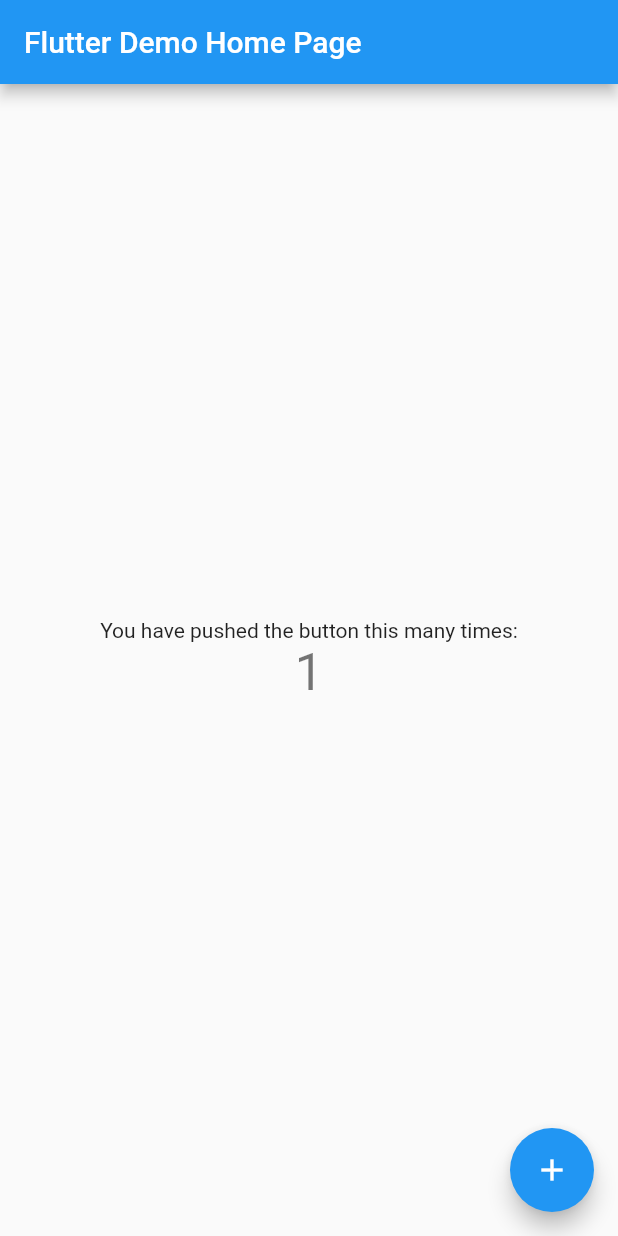
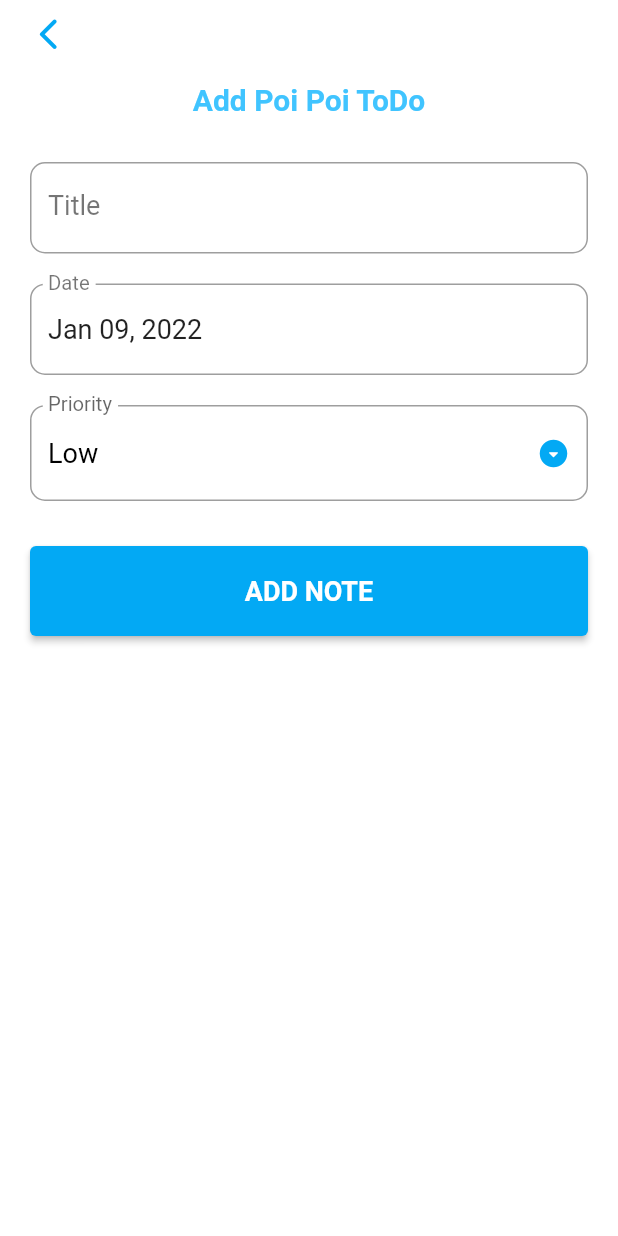
Before and after one commit to CPAD-Gazipur/Poi-Poi-ToDo, a Flutter app: the screen it shows after launch, after a tap on the "add" icon, on a phone screen of 412 x 824 dp. Run offline on Flutter 3.47's test engine with Material 2 defaults, Android fonts, the phone set to English and light mode, and no system bars; our stand-ins replace sqflite; accounts and stored records are empty.

Commit message:
Poi Poi Todo Complete

```diff
--- /dev/null
+++ b/lib/database/database.dart
@@ -0,0 +1,89 @@
+import 'dart:io';
+
+import 'package:path_provider/path_provider.dart';
+import 'package:poi_poi_todo/models/note_model.dart';
+import 'package:sqflite/sqflite.dart';
+
+class DatabaseHelper {
+  static final DatabaseHelper instance = DatabaseHelper._instance();
+
+  static Database? _db = null;
+  DatabaseHelper._instance();
+
+  String tableName = 'note_table';
+  String colId = 'id';
+  String colTitle = 'title';
+  String colDate = 'date';
+  String colPriority = 'priority';
+  String colStatus = 'status';
+
+  Future<Database?> get db async {
+    if (_db == null) {
+      _db = await _initDb();
+    }
+    return _db;
+  }
+
+  Future<Database> _initDb() async {
+    Directory dir = await getApplicationDocumentsDirectory();
+    String path = dir.path + 'poi_poi_todo.db';
+    final poi_poiToDoDB =
+        await openDatabase(path, version: 1, onCreate: _createDb);
+    return poi_poiToDoDB;
+  }
+
+  void _createDb(Database db, int version) async {
+    await db.execute(
+        'CREATE TABLE $tableName($colId INTEGER PRIMARY KEY AUTOINCREMENT, $colTitle TEXT, $colDate TEXT, $colPriority TEXT, $colStatus INTEGER)');
+  }
+
+  Future<List<Map<String, dynamic>>> getNoteMapList() async {
+    Database? db = await this.db;
+
+    final List<Map<String, dynamic>> result = await db!.query(tableName);
+    return result;
+  }
+
+  Future<List<Note>> getNoteList() async {
+    final List<Map<String, dynamic>> noteMapList = await getNoteMapList();
+
+    final List<Note> noteList = [];
+
+    noteMapList.forEach((noteMap) {
+      noteList.add(Note.fromMap(noteMap));
+    });
+    noteList.sort((noteA, noteB) => noteA.date!.compareTo(noteB.date!));
+
+    return noteList;
+  }
+
+  Future<int> insertNote(Note note) async {
+    Database? db = await this.db;
+    final int result = await db!.insert(
+      tableName,
+      note.toMap(),
+    );
+    return result;
+  }
+
+  Future<int> updateNote(Note note) async {
+    Database? db = await this.db;
+    final int result = await db!.update(
+      tableName,
+      note.toMap(),
+      where: '$colId = ?',
+      whereArgs: [note.id],
+    );
+    return result;
+  }
+
+  Future<int> deleteNote(int id) async {
+    Database? db = await this.db;
+    final int result = await db!.delete(
+      tableName,
+      where: '$colId = ?',
+      whereArgs: [id],
+    );
+    return result;
+  }
+}
--- a/lib/main.dart
+++ b/lib/main.dart
@@ -1,113 +1,22 @@
 import 'package:flutter/material.dart';
+import 'package:poi_poi_todo/screens/home_screen.dart';
 
 void main() {
   runApp(MyApp());
 }
 
 class MyApp extends StatelessWidget {
-  // This widget is the root of your application.
+  const MyApp({Key? key}) : super(key: key);
+
   @override
   Widget build(BuildContext context) {
     return MaterialApp(
-      title: 'Flutter Demo',
+      title: 'Poi Poi Todo',
       theme: ThemeData(
-        // This is the theme of your application.
-        //
-        // Try running your application with "flutter run". You'll see the
-        // application has a blue toolbar. Then, without quitting the app, try
-        // changing the primarySwatch below to Colors.green and then invoke
-        // "hot reload" (press "r" in the console where you ran "flutter run",
-        // or simply save your changes to "hot reload" in a Flutter IDE).
-        // Notice that the counter didn't reset back to zero; the application
-        // is not restarted.
-        primarySwatch: Colors.blue,
+        primarySwatch: Colors.lightBlue,
       ),
-      home: MyHomePage(title: 'Flutter Demo Home Page'),
+      debugShowCheckedModeBanner: false,
+      home: HomeScreen(),
     );
   }
 }
-
-class MyHomePage extends StatefulWidget {
-  MyHomePage({Key? key, required this.title}) : super(key: key);
-
-  // This widget is the home page of your application. It is stateful, meaning
-  // that it has a State object (defined below) that contains fields that affect
-  // how it looks.
-
-  // This class is the configuration for the state. It holds the values (in this
-  // case the title) provided by the parent (in this case the App widget) and
-  // used by the build method of the State. Fields in a Widget subclass are
-  // always marked "final".
-
-  final String title;
-
-  @override
-  _MyHomePageState createState() => _MyHomePageState();
-}
-
-class _MyHomePageState extends State<MyHomePage> {
-  int _counter = 0;
-
-  void _incrementCounter() {
-    setState(() {
-      // This call to setState tells the Flutter framework that something has
-      // changed in this State, which causes it to rerun the build method below
-      // so that the display can reflect the updated values. If we changed
-      // _counter without calling setState(), then the build method would not be
-      // called again, and so nothing would appear to happen.
-      _counter++;
-    });
-  }
-
-  @override
-  Widget build(BuildContext context) {
-    // This method is rerun every time setState is called, for instance as done
-    // by the _incrementCounter method above.
-    //
-    // The Flutter framework has been optimized to make rerunning build methods
-    // fast, so that you can just rebuild anything that needs updating rather
-    // than having to individually change instances of widgets.
-    return Scaffold(
-      appBar: AppBar(
-        // Here we take the value from the MyHomePage object that was created by
-        // the App.build method, and use it to set our appbar title.
-        title: Text(widget.title),
-      ),
-      body: Center(
-        // Center is a layout widget. It takes a single child and positions it
-        // in the middle of the parent.
-        child: Column(
-          // Column is also a layout widget. It takes a list of children and
-          // arranges them vertically. By default, it sizes itself to fit its
-          // children horizontally, and tries to be as tall as its parent.
-          //
-          // Invoke "debug painting" (press "p" in the console, choose the
-          // "Toggle Debug Paint" action from the Flutter Inspector in Android
-          // Studio, or the "Toggle Debug Paint" command in Visual Studio Code)
-          // to see the wireframe for each widget.
-          //
-          // Column has various properties to control how it sizes itself and
-          // how it positions its children. Here we use mainAxisAlignment to
-          // center the children vertically; the main axis here is the vertical
-          // axis because Columns are vertical (the cross axis would be
-          // horizontal).
-          mainAxisAlignment: MainAxisAlignment.center,
-          children: <Widget>[
-            Text(
-              'You have pushed the button this many times:',
-            ),
-            Text(
-              '$_counter',
-              style: Theme.of(context).textTheme.headline4,
-            ),
-          ],
-        ),
-      ),
-      floatingActionButton: FloatingActionButton(
-        onPressed: _incrementCounter,
-        tooltip: 'Increment',
-        child: Icon(Icons.add),
-      ), // This trailing comma makes auto-formatting nicer for build methods.
-    );
-  }
-}
--- /dev/null
+++ b/lib/models/note_model.dart
@@ -0,0 +1,37 @@
+class Note{
+
+  int? id;
+  String? title;
+  DateTime? date;
+  String? priority;
+  int? status;
+
+  Note({this.title, this.date, this.priority, this.status});
+
+  Note.withId({this.id, this.title, this.date, this.priority, this.status});
+
+
+  Map<String,dynamic> toMap(){
+    final map = Map<String,dynamic>();
+
+    if(id != null){
+      map['id'] = id;
+    }
+    map['title'] = title;
+    map['date'] = date!.toIso8601String();
+    map['priority'] = priority;
+    map['status'] = status;
+    return map;
+  }
+
+  factory Note.fromMap(Map<String,dynamic> map){
+    return Note.withId(
+      id: map['id'],
+      title: map['title'],
+      date: DateTime.parse(map['date']),
+      priority: map['priority'],
+      status: map['status'],
+    );
+  }
+
+}
--- /dev/null
+++ b/lib/screens/add_note_screen.dart
@@ -0,0 +1,304 @@
+import 'package:flutter/cupertino.dart';
+import 'package:flutter/material.dart';
+import 'package:intl/intl.dart';
+import 'package:poi_poi_todo/database/database.dart';
+import 'package:poi_poi_todo/models/note_model.dart';
+import 'package:poi_poi_todo/screens/home_screen.dart';
+
+class AddNoteScreen extends StatefulWidget {
+  final Note? note;
+  final Function? updateNoteList;
+
+  AddNoteScreen({this.note, this.updateNoteList});
+
+  @override
+  _AddNoteScreenState createState() => _AddNoteScreenState();
+}
+
+class _AddNoteScreenState extends State<AddNoteScreen> {
+  final _formKey = GlobalKey<FormState>();
+
+  DateTime _date = DateTime.now();
+  String _priority = 'Low';
+  String _title = '';
+  String btnText = 'Add Note';
+  String titleText = 'Add Poi Poi ToDo';
+
+  TextEditingController _dateController = TextEditingController();
+  final DateFormat _dateFormatter = DateFormat('MMM dd, yyyy');
+  final List<String> _priorities = ['Low', 'Medium', 'High'];
+
+  @override
+  void initState() {
+    super.initState();
+
+    if (widget.note != null) {
+      _title = widget.note!.title!;
+      _date = widget.note!.date!;
+      _priority = widget.note!.priority!;
+
+      setState(() {
+        btnText = 'Update Note';
+        titleText = 'Update Poi Poi ToDo';
+      });
+    } else {
+      setState(() {
+        btnText = 'Add Note';
+        titleText = 'Add Poi Poi ToDo';
+      });
+    }
+
+    _dateController.text = _dateFormatter.format(_date);
+  }
+
+  @override
+  void dispose() {
+    _dateController.dispose();
+    super.dispose();
+  }
+
+  _handleDatePicker() async {
+    final DateTime? date = await showDatePicker(
+      context: context,
+      initialDate: _date,
+      firstDate: DateTime(2000),
+      lastDate: DateTime(2100),
+    );
+    if (date != null && date != _date) {
+      setState(() {
+        _date = date;
+      });
+      _dateController.text = _dateFormatter.format(date);
+    }
+  }
+
+  _delete() {
+    DatabaseHelper.instance.deleteNote(widget.note!.id!);
+
+    Navigator.pushReplacement(
+        context,
+        MaterialPageRoute(
+          builder: (_) => HomeScreen(),
+        ));
+
+    widget.updateNoteList!();
+  }
+
+  _submit() {
+    if (_formKey.currentState!.validate()) {
+      _formKey.currentState!.save();
+      print('$_title, $_date, $_priority');
+
+      Note note = Note(title: _title, date: _date, priority: _priority);
+
+      if (widget.note == null) {
+        note.status = 0;
+        DatabaseHelper.instance.insertNote(note);
+
+        Navigator.pushReplacement(
+            context,
+            MaterialPageRoute(
+              builder: (_) => HomeScreen(),
+            ));
+      } else {
+        note.id = widget.note!.id;
+        note.status = widget.note!.status;
+        DatabaseHelper.instance.updateNote(note);
+
+        Navigator.pushReplacement(
+            context,
+            MaterialPageRoute(
+              builder: (_) => HomeScreen(),
+            ));
+      }
+
+      widget.updateNoteList!();
+    }
+  }
+
+  @override
+  Widget build(BuildContext context) {
+    return Scaffold(
+      backgroundColor: Colors.white,
+      body: GestureDetector(
+        onTap: () => FocusScope.of(context).unfocus(),
+        child: SingleChildScrollView(
+          child: SafeArea(
+            child: Container(
+              padding: EdgeInsets.symmetric(
+                horizontal: 20.0,
+                vertical: 10.0,
+              ),
+              child: Column(
+                crossAxisAlignment: CrossAxisAlignment.start,
+                children: [
+                  GestureDetector(
+                    onTap: () {
+                      Navigator.pop(context);
+                    },
+                    child: Icon(
+                      Icons.arrow_back_ios_rounded,
+                      size: 25.0,
+                      color: Theme.of(context).primaryColor,
+                    ),
+                  ),
+                  SizedBox(
+                    height: 20,
+                  ),
+                  Center(
+                    child: Text(
+                      titleText,
+                      style: TextStyle(
+                        color: Colors.lightBlueAccent.shade200,
+                        fontSize: 20.0,
+                        fontWeight: FontWeight.bold,
+                      ),
+                    ),
+                  ),
+                  SizedBox(
+                    height: 20.0,
+                  ),
+                  Form(
+                    key: _formKey,
+                    child: Column(
+                      children: [
+                        Padding(
+                          padding: EdgeInsets.symmetric(
+                            vertical: 10.0,
+                          ),
+                          child: TextFormField(
+                            style: TextStyle(
+                              fontSize: 18.0,
+                            ),
+                            decoration: InputDecoration(
+                              labelText: 'Title',
+                              labelStyle: TextStyle(
+                                fontSize: 18.0,
+                                color: Colors.black54,
+                              ),
+                              border: OutlineInputBorder(
+                                borderRadius: BorderRadius.circular(10.0),
+                              ),
+                            ),
+                            validator: (input) => input!.trim().isEmpty
+                                ? 'Please enter a title'
+                                : null,
+                            onSaved: (input) => _title = input!,
+                            initialValue: _title,
+                          ),
+                        ),
+                        Padding(
+                          padding: EdgeInsets.symmetric(
+                            vertical: 10.0,
+                          ),
+                          child: TextFormField(
+                            readOnly: true,
+                            controller: _dateController,
+                            onTap: _handleDatePicker,
+                            style: TextStyle(
+                              fontSize: 18.0,
+                            ),
+                            decoration: InputDecoration(
+                              labelText: 'Date',
+                              labelStyle: TextStyle(
+                                fontSize: 18.0,
+                                color: Colors.black54,
+                              ),
+                              border: OutlineInputBorder(
+                                borderRadius: BorderRadius.circular(10.0),
+                              ),
+                            ),
+                          ),
+                        ),
+                        Padding(
+                          padding: EdgeInsets.symmetric(vertical: 10.0),
+                          child: DropdownButtonFormField(
+                            isDense: true,
+                            icon: Icon(Icons.arrow_drop_down_circle_rounded),
+                            iconSize: 22.0,
+                            iconEnabledColor: Theme.of(context).primaryColor,
+                            items: _priorities.map((priority) {
+                              return DropdownMenuItem(
+                                value: priority,
+                                child: Text(
+                                  priority,
+                                  style: TextStyle(
+                                    color: Colors.black,
+                                    fontSize: 18.0,
+                                  ),
+                                ),
+                              );
+                            }).toList(),
+                            style: TextStyle(fontSize: 18.0),
+                            decoration: InputDecoration(
+                              labelText: 'Priority',
+                              labelStyle: TextStyle(fontSize: 18.0),
+                              border: OutlineInputBorder(
+                                borderRadius: BorderRadius.circular(10.0),
+                              ),
+                            ),
+                            validator: (input) => _priority == null
+                                ? 'Please select a priority level'
+                                : null,
+                            onChanged: (value) {
+                              setState(() {
+                                _priority = value.toString();
+                              });
+                            },
+                            value: _priority,
+                          ),
+                        ),
+                        Container(
+                          margin: EdgeInsets.symmetric(vertical: 20.0),
+                          height: 60.0,
+                          width: double.infinity,
+                          decoration: BoxDecoration(
+                            color: Theme.of(context).primaryColor,
+                            borderRadius: BorderRadius.circular(40.0),
+                          ),
+                          child: ElevatedButton(
+                            onPressed: _submit,
+                            child: Text(
+                              btnText.toUpperCase(),
+                              style: TextStyle(
+                                fontSize: 18.0,
+                                color: Colors.white,
+                                fontWeight: FontWeight.bold,
+                              ),
+                            ),
+                          ),
+                        ),
+                        widget.note != null
+                            ? Container(
+                                margin: EdgeInsets.symmetric(vertical: 10.0),
+                                height: 60.0,
+                                width: double.infinity,
+                                decoration: BoxDecoration(
+                                  color: Theme.of(context).primaryColor,
+                                  borderRadius: BorderRadius.circular(40.0),
+                                ),
+                                child: ElevatedButton(
+                                  onPressed: _delete,
+                                  child: Text(
+                                    'delete'.toUpperCase(),
+                                    style: TextStyle(
+                                      fontSize: 18.0,
+                                      color: Colors.white,
+                                      fontWeight: FontWeight.bold,
+                                    ),
+                                  ),
+                                ),
+                              )
+                            : SizedBox.shrink(),
+                      ],
+                    ),
+                  )
+                ],
+              ),
+            ),
+          ),
+        ),
+      ),
+    );
+  }
+}
--- /dev/null
+++ b/lib/screens/home_screen.dart
@@ -0,0 +1,158 @@
+import 'package:flutter/cupertino.dart';
+import 'package:flutter/material.dart';
+import 'package:intl/intl.dart';
+import 'package:poi_poi_todo/database/database.dart';
+import 'package:poi_poi_todo/models/note_model.dart';
+
+import 'add_note_screen.dart';
+
+class HomeScreen extends StatefulWidget {
+
+  @override
+  _HomeScreenState createState() => _HomeScreenState();
+}
+
+class _HomeScreenState extends State<HomeScreen> {
+  late Future<List<Note>> _noteList;
+
+  final DateFormat _dateFormatter = DateFormat("MMM dd, yyyy");
+
+  DatabaseHelper _databaseHelper = DatabaseHelper.instance;
+
+  @override
+  void initState() {
+    super.initState();
+    _updateNoteList();
+  }
+
+  _updateNoteList() {
+    _noteList = DatabaseHelper.instance.getNoteList();
+  }
+
+  Widget _buildTaskDesign(Note note, BuildContext context) {
+    return Padding(
+      padding: EdgeInsets.symmetric(
+        horizontal: 10.0,
+      ),
+      child: Card(
+        elevation: 2.0,
+        child: ListTile(
+          title: Text(
+            note.title!,
+            style: TextStyle(
+              fontSize: 18.0,
+              color: Colors.black,
+              decoration: note.status == 0
+                  ? TextDecoration.none
+                  : TextDecoration.lineThrough,
+            ),
+          ),
+          subtitle: Text(
+            '${_dateFormatter.format(note.date!)} - ${note.priority}',
+            style: TextStyle(
+              fontSize: 15.0,
+              color: Colors.black38,
+              decoration: note.status == 0
+                  ? TextDecoration.none
+                  : TextDecoration.lineThrough,
+            ),
+          ),
+          trailing: Checkbox(
+            onChanged: (value) {
+              note.status = value! ? 1 : 0;
+              DatabaseHelper.instance.updateNote(note);
+              _updateNoteList();
+              Navigator.pushReplacement(
+                  context, MaterialPageRoute(builder: (_) => HomeScreen()));
+            },
+            activeColor: Theme.of(context).primaryColor,
+            value: note.status == 1 ? true : false,
+          ),
+          onTap: () {
+            Navigator.push(
+                context,
+                CupertinoPageRoute(
+                    builder: (_) => AddNoteScreen(
+                          updateNoteList: _updateNoteList(),
+                          note: note,
+                        )));
+          },
+        ),
+      ),
+    );
+  }
+
+  @override
+  Widget build(BuildContext context) {
+    return Scaffold(
+      backgroundColor: Colors.white,
+      floatingActionButton: FloatingActionButton(
+        backgroundColor: Theme.of(context).primaryColor,
+        onPressed: () {
+          Navigator.push(
+              context,
+              CupertinoPageRoute(
+                builder: (_) => AddNoteScreen(
+                  updateNoteList: _updateNoteList,
+                ),
+              ));
+        },
+        child: Icon(
+          Icons.add,
+          color: Colors.white,
+        ),
+      ),
+      body: FutureBuilder(
+          future: _noteList,
+          builder: (context, AsyncSnapshot snapshot) {
+            if (!snapshot.hasData) {
+              return Center(
+                child: CircularProgressIndicator(),
+              );
+            }
+
+            final int completeNoteCount = snapshot.data!
+                .where((Note note) => note.status == 1)
+                .toList()
+                .length;
+
+            return ListView.builder(
+              padding: EdgeInsets.symmetric(vertical: 10.0),
+              itemCount: int.parse(snapshot.data.length.toString()) + 1,
+              itemBuilder: (BuildContext context, int index) {
+                if (index == 0) {
+                  return Padding(
+                    padding: EdgeInsets.fromLTRB(20.0, 30.0, 10.0, 5.0),
+                    child: Column(
+                      crossAxisAlignment: CrossAxisAlignment.start,
+                      children: [
+                        Text(
+                          'Poi Poi Todo',
+                          style: TextStyle(
+                            color: Colors.lightBlueAccent.shade200,
+                            fontSize: 20.0,
+                            fontWeight: FontWeight.bold,
+                          ),
+                        ),
+                        SizedBox(
+                          height: 5.0,
+                        ),
+                        Text(
+                          '$completeNoteCount of ${snapshot.data.length} task is complete',
+                          style: TextStyle(
+                            color: Colors.lightBlueAccent.shade100,
+                            fontSize: 14.0,
+                            fontWeight: FontWeight.w600,
+                          ),
+                        ),
+                      ],
+                    ),
+                  );
+                }
+                return _buildTaskDesign(snapshot.data![index - 1], context);
+              },
+            );
+          }),
+    );
+  }
+}
--- a/pubspec.yaml
+++ b/pubspec.yaml
@@ -28,6 +28,9 @@
   # The following adds the Cupertino Icons font to your application.
   # Use with the CupertinoIcons class for iOS style icons.
   cupertino_icons: ^1.0.2
+  intl: ^0.17.0
+  sqflite: ^2.0.1
+  path_provider: ^2.0.4
 
 dev_dependencies:
   flutter_test:
```
Also changed, not shown: pubspec.lock, 2 other files.
